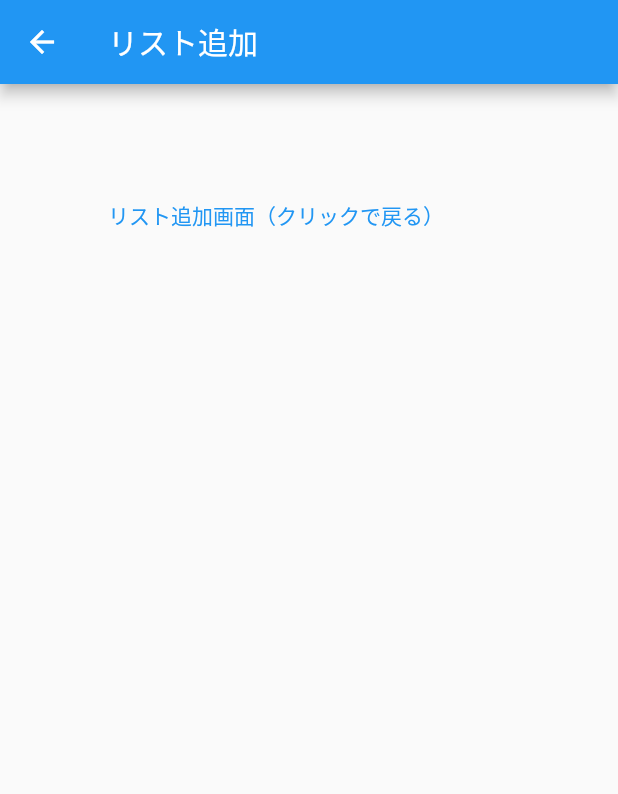
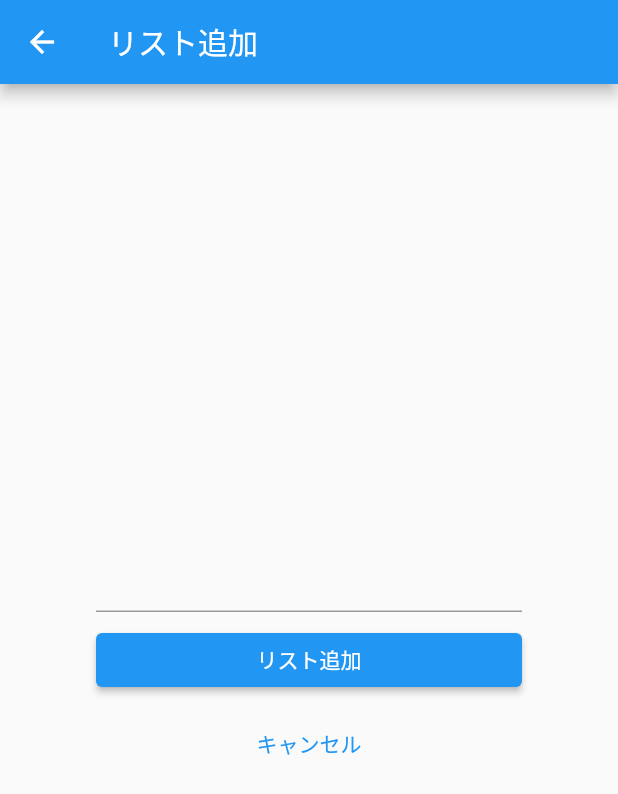
Before and after one commit to fukushimasurao/flutter-practise-mytodoapp, a Flutter app: the TodoAddPage screen opened directly, on a phone screen of 412 x 824 dp. Shown: the top 794 px of the screen. Run offline on Flutter 3.47's test engine with Material 2 defaults, Android fonts, the phone set to English and light mode, and no system bars.

Commit message:
追加画面を追加

```diff
--- a/lib/main.dart
+++ b/lib/main.dart
@@ -67,16 +67,46 @@ class TodoAddPage extends StatelessWidget {
   @override
   Widget build(BuildContext context) {
     return Scaffold(
-      appBar: AppBar(title: const Text('リスト追加')),
+      // *** 追加する部分 ***
+      appBar: AppBar(
+        title: const Text('リスト追加'),
+      ),
+      // *** 追加する部分 ***
       body: Container(
+        // 余白を付ける
         padding: const EdgeInsets.all(64),
+        child: Column(
+          mainAxisAlignment: MainAxisAlignment.center,
+          children: <Widget>[
+            // テキスト入力
+            const TextField(),
+            const SizedBox(height: 8),
+            SizedBox(
+              // 横幅いっぱいに広げる
+              width: double.infinity,
+              // リスト追加ボタン
+              child: ElevatedButton(
+                // color: Colors.blue,
+                onPressed: () {},
+                child:
+                    const Text('リスト追加', style: TextStyle(color: Colors.white)),
+              ),
+            ),
+            const SizedBox(height: 8),
+            SizedBox(
+              // 横幅いっぱいに広げる
+              width: double.infinity,
+              // キャンセルボタン
               child: TextButton(
-          child: const Text('リスト追加画面（クリックで戻る）'),
                 // ボタンをクリックした時の処理
                 onPressed: () {
                   // "pop"で前の画面に戻る
                   Navigator.of(context).pop();
                 },
+                child: const Text('キャンセル'),
+              ),
+            ),
+          ],
         ),
       ),
     );
```
Lines whose indentation alone changed are shown as unchanged.
